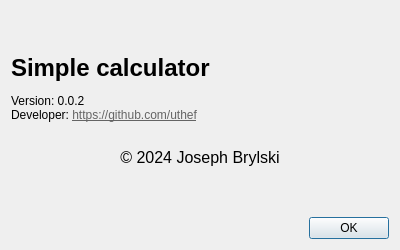
This is ui/about_popup.ui in uthef/qt_calculator as Qt 5 draws it before an edit. The edited form follows.
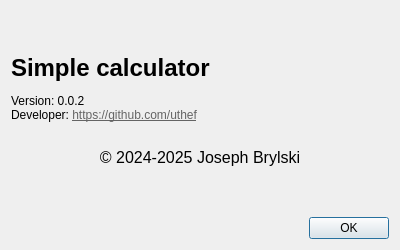
This is the edited form.

Diff of the .ui file:
```diff
--- a/ui/about_popup.ui
+++ b/ui/about_popup.ui
@@ -41,7 +41,7 @@
    <item>
     <widget class="QLabel" name="label">
      <property name="text">
-      <string notr="true">&lt;html&gt;&lt;head/&gt;&lt;body&gt;&lt;p&gt;&lt;span style=&quot; font-size:18pt; font-weight:600;&quot;&gt;Simple calculator&lt;/span&gt;&lt;/p&gt;&lt;p&gt;Version: 0.0.2&lt;br/&gt;Developer: &lt;a href=&quot;https://github.com/uthef&quot;&gt;&lt;span style=&quot; text-decoration: underline; color:#646464;&quot;&gt;https://github.com/uthef&lt;br/&gt;&lt;/span&gt;&lt;/a&gt;&lt;/p&gt;&lt;p align=&quot;center&quot;&gt;&lt;span style=&quot; font-size:12pt;&quot;&gt;© 2024 Joseph Brylski&lt;/span&gt;&lt;/p&gt;&lt;/body&gt;&lt;/html&gt;</string>
+      <string notr="true">&lt;html&gt;&lt;head/&gt;&lt;body&gt;&lt;p&gt;&lt;span style=&quot; font-size:18pt; font-weight:600;&quot;&gt;Simple calculator&lt;/span&gt;&lt;/p&gt;&lt;p&gt;Version: 0.0.2&lt;br/&gt;Developer: &lt;a href=&quot;https://github.com/uthef&quot;&gt;&lt;span style=&quot; text-decoration: underline; color:#646464;&quot;&gt;https://github.com/uthef&lt;br/&gt;&lt;/span&gt;&lt;/a&gt;&lt;/p&gt;&lt;p align=&quot;center&quot;&gt;&lt;span style=&quot; font-size:12pt;&quot;&gt;© 2024-2025 Joseph Brylski&lt;/span&gt;&lt;/p&gt;&lt;/body&gt;&lt;/html&gt;</string>
      </property>
      <property name="textFormat">
       <enum>Qt::MarkdownText</enum>
```
